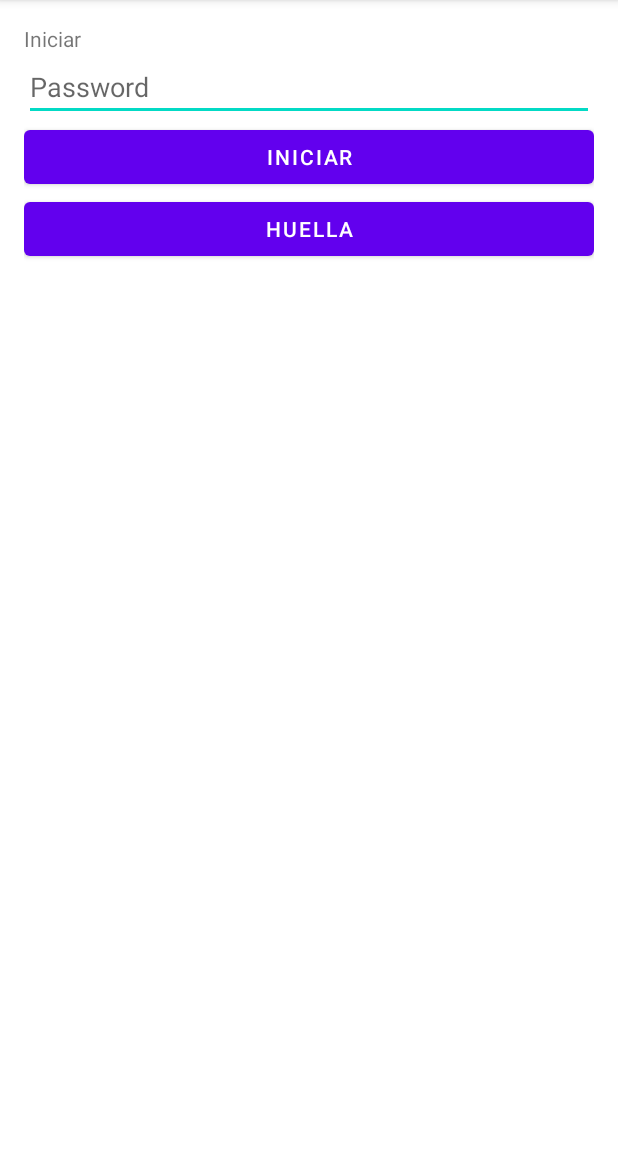
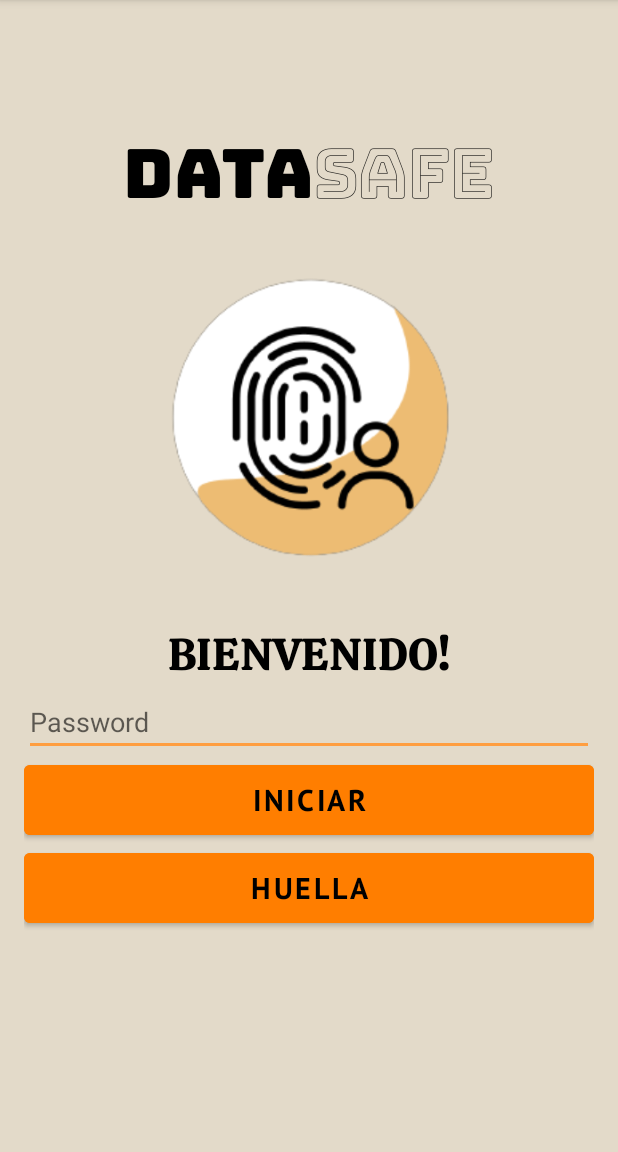
Before and after one commit to AJRiv/SemestralHuella, an Android app: the Login screen opened directly, with no data from a screen before it, on a phone screen of 412 x 824 dp, the part 84-1236 px from its top. Run offline under Robolectric (Android 15) with nearby library versions, the phone set to English and light mode, and no system bars.

Commit message:
Cambio del splash screen, y diseño de página de inicio

```diff
--- a/app/src/main/res/layout/activity_login.xml
+++ b/app/src/main/res/layout/activity_login.xml
@@ -1,35 +1,88 @@
 <?xml version="1.0" encoding="utf-8"?>
 <LinearLayout
     xmlns:android="http://schemas.android.com/apk/res/android"
+    xmlns:app="http://schemas.android.com/apk/res-auto"
     xmlns:tools="http://schemas.android.com/tools"
     android:layout_width="match_parent"
     android:layout_height="match_parent"
     android:orientation="vertical"
     android:padding="16dp"
+    android:background="#e3dac9"
     tools:context=".Login">
+
+    <Space
+        android:layout_width="match_parent"
+        android:layout_height="41dp" />
+    <LinearLayout
+        android:layout_width="wrap_content"
+        android:layout_height="wrap_content"
+        android:orientation="horizontal"
+        android:layout_gravity="center">
+    <TextView
+        android:id="@+id/textView2"
+        android:layout_width="match_parent"
+        android:layout_height="wrap_content"
+        android:text="DATA"
+        android:fontFamily="@font/bungee"
+        android:textColor="@color/black"
+        android:textSize="45sp"/>
+    <TextView
+        android:id="@+id/textView3"
+        android:layout_width="match_parent"
+        android:layout_height="wrap_content"
+        android:text="SAFE"
+        android:fontFamily="@font/bungee_outline"
+        android:textColor="@color/black"
+        android:textSize="45sp"/>
+    </LinearLayout>
+
+    <ImageView
+        android:id="@+id/imageView"
+        android:layout_width="299dp"
+        android:layout_height="235dp"
+        android:layout_gravity="center"
+        app:srcCompat="@drawable/log" />
 
     <TextView
         android:id="@+id/msg"
         android:layout_width="match_parent"
         android:layout_height="wrap_content"
-        android:text="Iniciar" />
+        android:fontFamily="@font/calistoga"
+        android:gravity="center"
+        android:text="BIENVENIDO!"
+        android:textColor="@android:color/black"
+        android:textSize="30sp"
+        />
 
     <EditText
         android:id="@+id/password"
         android:layout_width="match_parent"
         android:layout_height="wrap_content"
         android:hint="Password"
-        android:inputType="textPassword"/>
+        android:inputType="textPassword"
+        android:backgroundTint="#ff9e40"
+        />
 
     <Button
         android:id="@+id/btnIniciar"
         android:layout_width="match_parent"
         android:layout_height="wrap_content"
-        android:text="Iniciar" />
+        android:backgroundTint="#ff7e00"
+        android:fontFamily="@font/pt_sans_bold"
+        android:padding="10dp"
+        android:text="Iniciar"
+        android:textColor="@android:color/black"
+        android:textSize="20sp" />
+
     <Button
         android:id="@+id/btnHuella"
         android:layout_width="match_parent"
         android:layout_height="wrap_content"
-        android:text="Huella" />
+        android:text="Huella"
+        android:backgroundTint="#ff7e00"
+        android:fontFamily="@font/pt_sans_bold"
+        android:padding="10dp"
+        android:textColor="@android:color/black"
+        android:textSize="20sp" />
 
 </LinearLayout>
```
Also changed, not shown: app/src/main/res/drawable/letra.png (added), app/src/main/res/drawable/log.png (added), app/src/main/res/drawable/main.png, app/src/main/res/font/amaranth.ttf (added), app/src/main/res/font/berkshire_swash.ttf (added), app/src/main/res/font/bungee.ttf (added), app/src/main/res/font/bungee_outline.ttf (added), app/src/main/res/font/calistoga.ttf (added), app/src/main/res/font/poppins_semibold.ttf (added), app/src/main/res/font/pt_sans_bold.ttf (added).
